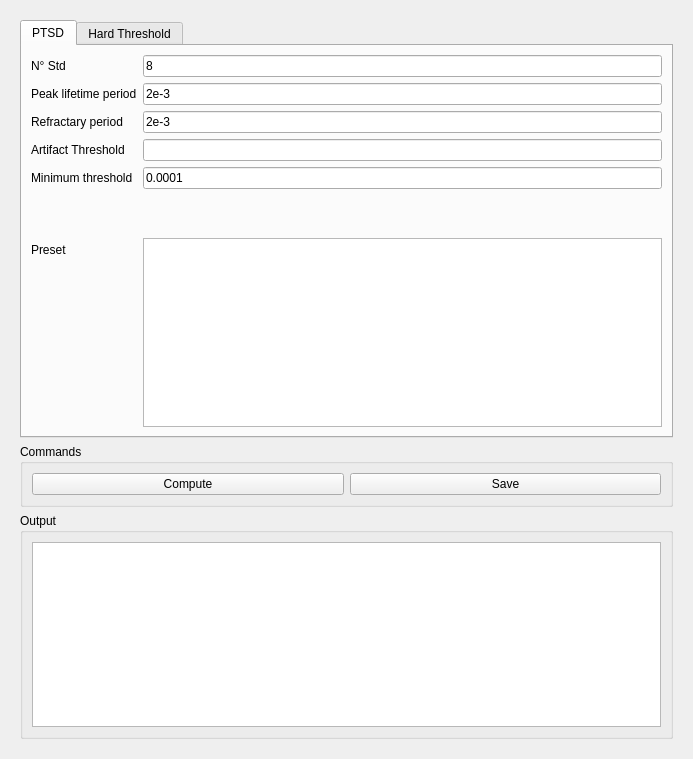
Before: the Qt Designer form pycode-gui/forms_source/peak_detection_tab.ui in lmascelli/pycode, drawn with Qt 5.
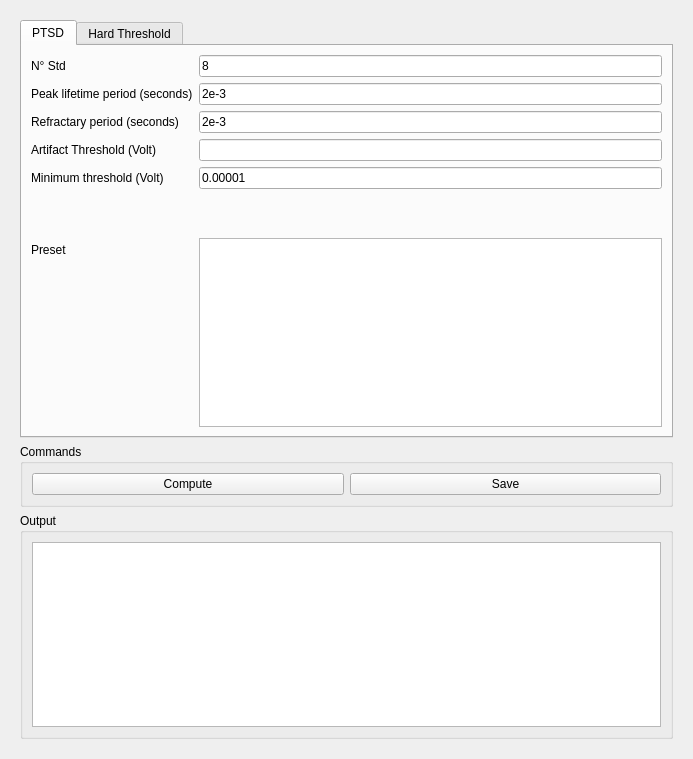
After: the same form once the commit is applied.

Diff of the .ui file:
```diff
--- a/pycode-gui/forms_source/peak_detection_tab.ui
+++ b/pycode-gui/forms_source/peak_detection_tab.ui
@@ -44,7 +44,7 @@
           <item row="1" column="0">
            <widget class="QLabel" name="label_4">
             <property name="text">
-             <string>Peak lifetime period</string>
+             <string>Peak lifetime period (seconds)</string>
             </property>
            </widget>
           </item>
@@ -58,7 +58,7 @@
           <item row="2" column="0">
            <widget class="QLabel" name="label_5">
             <property name="text">
-             <string>Refractary period</string>
+             <string>Refractary period (seconds)</string>
             </property>
            </widget>
           </item>
@@ -72,7 +72,7 @@
           <item row="3" column="0">
            <widget class="QLabel" name="label_6">
             <property name="text">
-             <string>Artifact Threshold</string>
+             <string>Artifact Threshold (Volt)</string>
             </property>
            </widget>
           </item>
@@ -82,14 +82,14 @@
           <item row="4" column="0">
            <widget class="QLabel" name="label_7">
             <property name="text">
-             <string>Minimum threshold</string>
+             <string>Minimum threshold (Volt)</string>
             </property>
            </widget>
           </item>
           <item row="4" column="1">
            <widget class="QLineEdit" name="edt_min_threshold">
             <property name="text">
-             <string>0.0001</string>
+             <string>0.00001</string>
             </property>
            </widget>
           </item>
```
